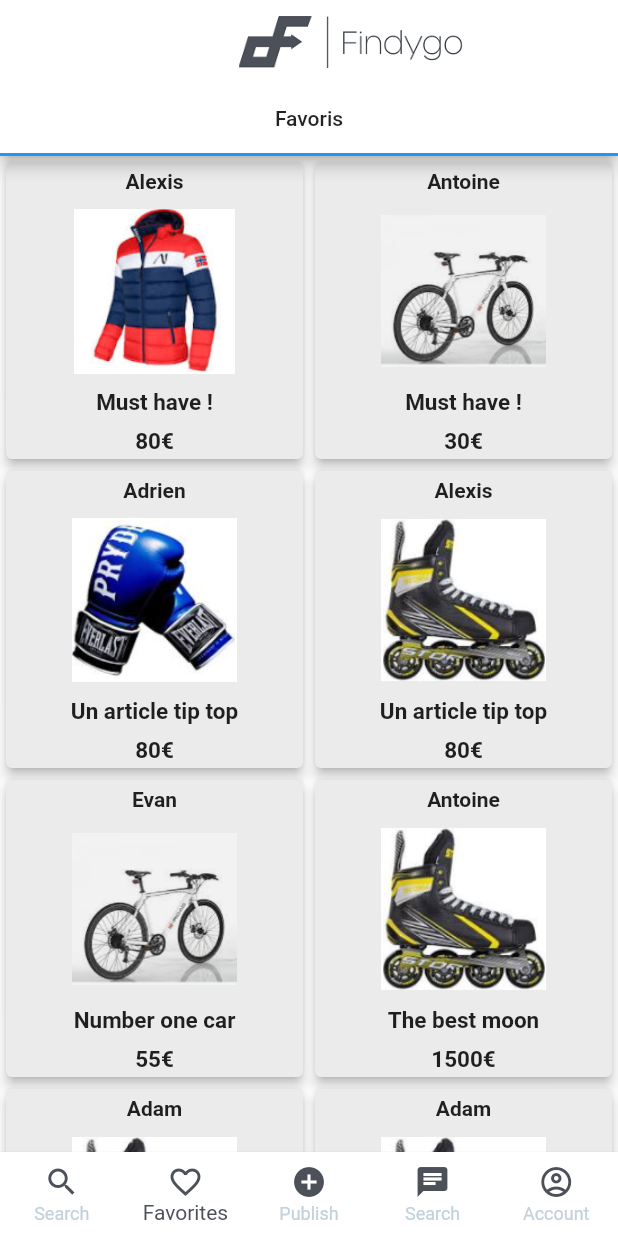
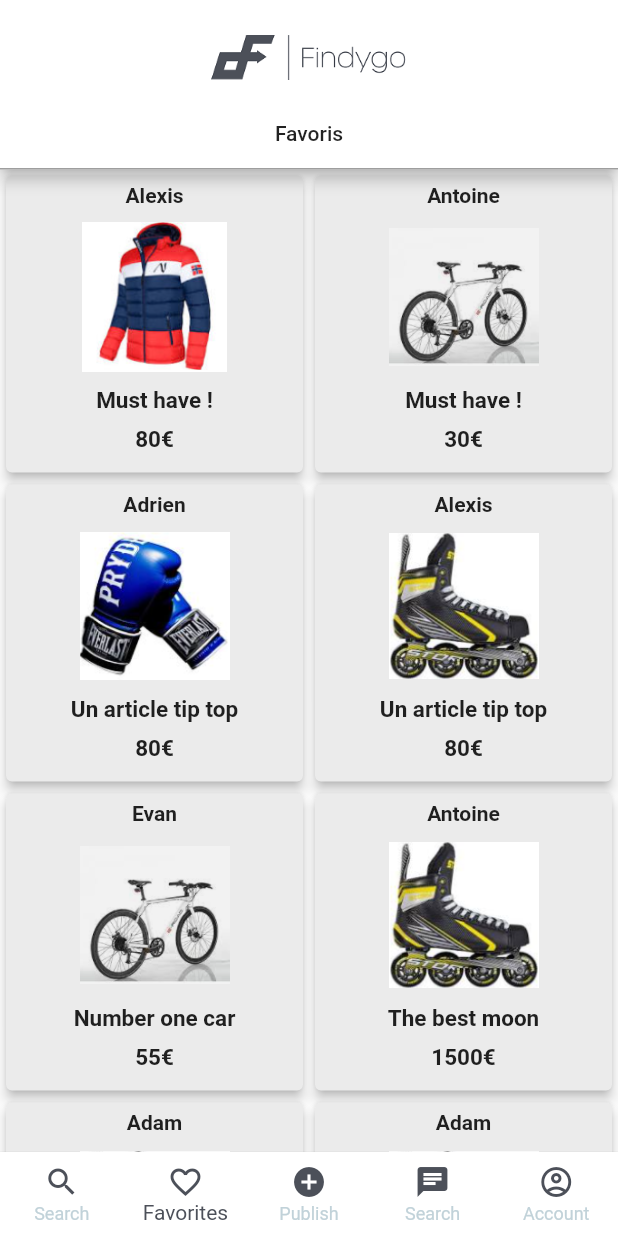
Before and after one commit to Nico3117/FindyGo-Mobile, a Flutter app: the Favoris screen opened by its route, on a phone screen of 412 x 824 dp. Run offline on Flutter 3.47's test engine with Material 2 defaults, Android fonts, the phone set to English and light mode, and no system bars; our stand-ins replace connectivity_plus, email_validator, flutter_rating_bar, flutter_secure_storage, flutter_svg, intro_slider and 1 more; missing offline and left inert: mailer; accounts and stored records are empty; generated files the repository leaves out were written again; Roboto replaces fonts that are missing (Montserrat).

Commit message:
Favoris: suppression flèche retour, centrer logo, modif couleur des tabs

```diff
--- a/lib/pages/favoris.dart
+++ b/lib/pages/favoris.dart
@@ -16,8 +16,6 @@ class Favoris extends StatefulWidget {
 
 class _FavorisState extends State<Favoris> {
   final String title = "FindyGo";
-
-  final Color backgroundColor = const Color.fromARGB(255, 111, 207, 151);
 
   // index de la bottomAppBar
   int _currentIndexBottomAppBar = 0;
@@ -44,11 +42,11 @@ class _FavorisState extends State<Favoris> {
     return Scaffold(
       extendBodyBehindAppBar: false,
       appBar: PreferredSize(
-        preferredSize: const Size.fromHeight(0.0),
+        preferredSize: const Size.fromHeight(10.0),
         child: AppBar(
           //leading: Container(child: const Text("Favoris", style: TextStyle(fontWeight: FontWeight.bold, fontSize: 25, fontStyle: FontStyle.normal),)),
           leading: Container(),
-          backgroundColor: const Color(0x00000000),
+          backgroundColor: Colors.white,
           elevation: 0,
         ),
       ),
@@ -60,8 +58,7 @@ class _FavorisState extends State<Favoris> {
   /// Widgets ------------------------------------------------
   ///
 
-  Widget _mesAnnonces() =>
-      GridView.builder(
+  Widget _mesAnnonces() => GridView.builder(
         gridDelegate:
             const SliverGridDelegateWithFixedCrossAxisCount(crossAxisCount: 2),
         itemCount: lstHomme.length,
@@ -70,32 +67,24 @@ class _FavorisState extends State<Favoris> {
           var _item = lstHomme[index];
 
           return GestureDetector(
-              onTap: () =>
-                  showDialog<String>(
+              onTap: () => showDialog<String>(
                   context: context,
-                      builder: (BuildContext context) =>
-                          AlertDialog(
+                  builder: (BuildContext context) => AlertDialog(
                           title: Text('Article de ' +
-                                  lstHomme
-                                      .elementAt(index)
-                                      .firstname),
+                              lstHomme.elementAt(index).firstname),
                           content: Column(
-                                mainAxisAlignment: MainAxisAlignment
-                                    .spaceEvenly,
+                            mainAxisAlignment: MainAxisAlignment.spaceEvenly,
                             children: <Widget>[
                               Container(
                                 child: Image.asset(
-                                        lstHomme
-                                            .elementAt(index)
-                                            .pictureUrl),
+                                    lstHomme.elementAt(index).pictureUrl),
                               ),
                               Text(lstHomme.elementAt(index).shortDescription),
                             ],
                           ),
                           actions: <Widget>[
                             TextButton(
-                                  onPressed: () =>
-                                      Navigator.pop(context, 'Cancel'),
+                              onPressed: () => Navigator.pop(context, 'Cancel'),
                               child: const Text('Cancel'),
                             ),
                             TextButton(
@@ -113,39 +102,31 @@ class _FavorisState extends State<Favoris> {
                         padding: const EdgeInsets.all(5),
                         child: Text(
                           lstHomme.elementAt(index).lastname,
-                          style: const TextStyle(
-                              fontWeight: FontWeight.bold
-                          ),
+                          style: const TextStyle(fontWeight: FontWeight.bold),
                         ),
                       ),
                       Padding(
                           padding: const EdgeInsets.all(5),
                           child: Container(
-                              width: 110,
-                              height: 110,
+                            width: 100,
+                            height: 100,
                             child: Image.asset(
-                                  lstHomme.elementAt(index).pictureUrl
-                              ),
-                          )
-                      ),
+                                lstHomme.elementAt(index).pictureUrl),
+                          )),
                       Padding(
                         padding: const EdgeInsets.all(5),
                         child: Text(
                           lstHomme.elementAt(index).shortDescription,
-                          style: const TextStyle (
-                              fontWeight: FontWeight.bold,
-                              fontSize: 15
-                          ),
+                          style: const TextStyle(
+                              fontWeight: FontWeight.bold, fontSize: 15),
                         ),
                       ),
                       Padding(
-                        padding: const EdgeInsets.only(top:3),
+                        padding: const EdgeInsets.only(top: 3),
                         child: Text(
                           lstHomme.elementAt(index).price.toString() + '€',
-                          style: const TextStyle (
-                              fontWeight: FontWeight.bold,
-                              fontSize: 15
-                          ),
+                          style: const TextStyle(
+                              fontWeight: FontWeight.bold, fontSize: 15),
                         ),
                       ),
                       const Spacer(),
@@ -164,19 +145,44 @@ class _FavorisState extends State<Favoris> {
   }
 
   Widget _buildTabBar() =>
-      Center(
-          child: DefaultTabController(
+      // Center(
+      // child:
+      DefaultTabController(
           length: 1,
           child: Scaffold(
             appBar: AppBar(
-                  backgroundColor: Color(0xFFFFFFFF),
+              leading: Container(),
+              leadingWidth: 0,
+              backgroundColor: Colors.white,
+              // Color(0xFF000000)
               bottom: const TabBar(
+                indicatorWeight: 1,
+                indicatorColor: Colors.grey,
                 tabs: [
-                      Tab(child: Text("Favoris", textAlign: TextAlign.left,)),
+                  Tab(
+                      child: Text(
+                    "Favoris",
+                    textAlign: TextAlign.left,
+                  )),
                   // Tab(child: Text("Mes recherches")),
                 ],
               ),
-                  title: _bodyTitle(),
+              title: Container(
+                height: 50,
+                width: MediaQuery.of(context).size.width * 1.0,
+                color: Colors.white,
+                child: SizedBox(
+                  width: 80.0,
+                  child: Padding(
+                    padding: const EdgeInsets.all(10),
+                    child: Image.asset(
+                      'assets/pictures/logo2.png',
+                      width: 50,
+                      height: 150,
+                    ),
+                  ),
+                ), //Image.asset(),
+              ),
             ),
             body: TabBarView(
               children: [
@@ -184,17 +190,7 @@ class _FavorisState extends State<Favoris> {
                 // Center(child: Text("Transit")),
               ],
             ),
-              )));
-
-  Widget _bodyTitle() =>  Row(
-          mainAxisAlignment : MainAxisAlignment.center,
-          children: <Widget>[
-            Align(
-              child: Image.asset(
-                'assets/pictures/logo2.png',
-                width: 150,
-              ),
-            ),
-          ],
+          )
+          //)
           );
 }
```
Lines whose indentation alone changed are shown as unchanged.
